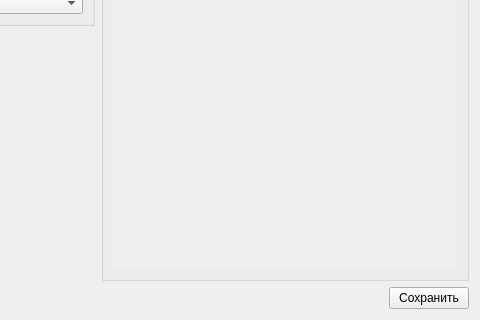
Qt form src/users/usereditwidget.ui (megakoko/m-system) before a commit; both pictures show x 284 to 764 and y 173 to 493 of the 764 by 493 pixel window.
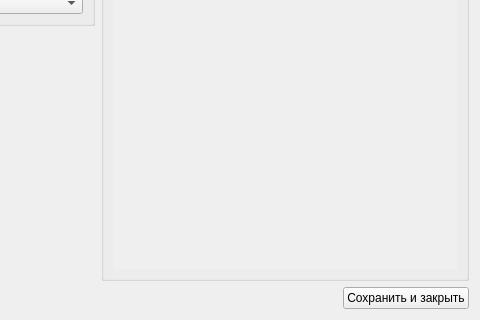
The same form after that commit.

Commit message: Изменил надписи на кнопках "Сохранить" —> "Сохранить и закрыть".

Diff of the .ui file:
```diff
--- a/src/users/usereditwidget.ui
+++ b/src/users/usereditwidget.ui
@@ -215,7 +215,7 @@
      <item>
       <widget class="QPushButton" name="m_save">
        <property name="text">
-        <string>Сохранить</string>
+        <string>Сохранить и закрыть</string>
        </property>
       </widget>
      </item>
```
The commit also changes 3 other files.
